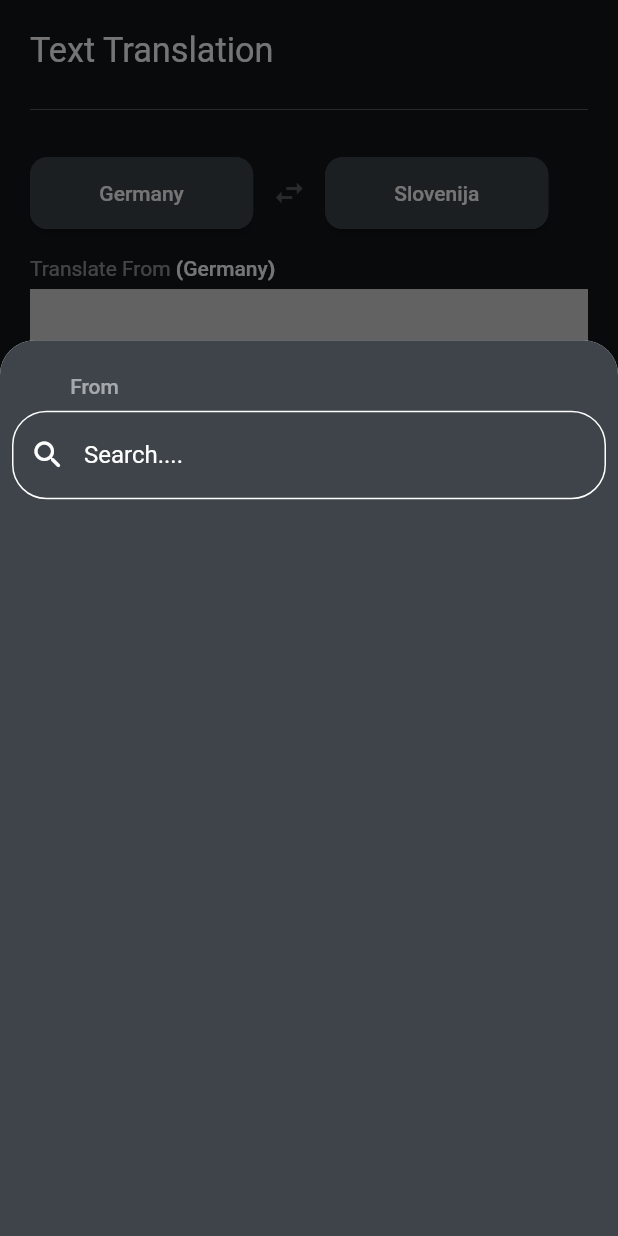
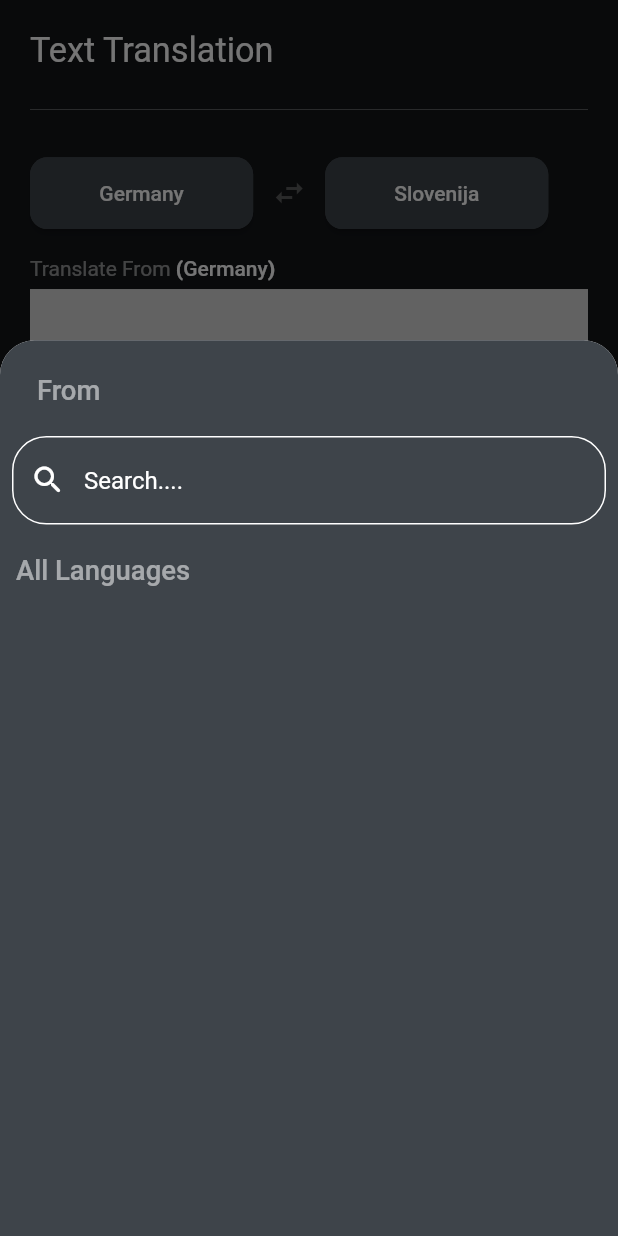
Before and after one commit to arjun2020-py/google_translator_flutter_-app-, a Flutter app: the screen it shows after launch, after a tap on "Germany", on a phone screen of 412 x 824 dp. Run offline on Flutter 3.47's test engine with Material 2 defaults, Android fonts, the phone set to English and light mode, and no system bars; our stand-ins replace flutter_screenutil.

```diff
--- a/lib/HomePage/view/button_pressed_screen.dart
+++ b/lib/HomePage/view/button_pressed_screen.dart
@@ -25,17 +25,17 @@ class ButtonPressedScreen extends StatelessWidget {
                         topLeft: Radius.circular(20.r),
                         topRight: Radius.circular(20.r))),
                 builder: (context) {
-                  return LanguageListScreen();
+                  return const LanguageListScreen(); //4
                 },
               );
             },
-            child: const Text('Germany'),
             style: ElevatedButton.styleFrom(
                 primary: const Color.fromARGB(255, 62, 68, 74),
                 shape: RoundedRectangleBorder(
                     borderRadius: BorderRadius.circular(10.r)),
                 side: BorderSide(
                     width: 3.w, color: const Color.fromARGB(255, 62, 68, 74))),
+            child: const Text('Germany'),
           ),
         ),
         IconButton(
@@ -49,13 +49,13 @@ class ButtonPressedScreen extends StatelessWidget {
           height: 40.h,
           child: ElevatedButton(
             onPressed: () {},
-            child: const Text('Slovenija'),
             style: ElevatedButton.styleFrom(
                 primary: const Color.fromARGB(255, 62, 68, 74),
                 shape: RoundedRectangleBorder(
                     borderRadius: BorderRadius.circular(10.r)),
                 side: BorderSide(
                     width: 3.w, color: const Color.fromARGB(255, 62, 68, 74))),
+            child: const Text('Slovenija'),
           ),
         ),
       ],
--- a/lib/HomePage/view/home_page.dart
+++ b/lib/HomePage/view/home_page.dart
@@ -98,7 +98,7 @@ class HomePage extends StatelessWidget {
                 SizedBox(
                   height: 10.h,
                 ),
-                TranslatedLanguageScreen() //3
+                TranslatedLanguageScreen(), //3
               ],
             ),
           ),
--- a/lib/HomePage/view/language_list.dart
+++ b/lib/HomePage/view/language_list.dart
@@ -17,12 +17,17 @@ class LanguageListScreen extends StatelessWidget {
       child: Column(
         children: [
           Padding(
-            padding: EdgeInsets.only(right: 250.r, top: 20.r),
-            child: const Text(
+            padding: EdgeInsets.only(right: 280.r, top: 20.r),
+            child: Text(
               'From',
-              style:
-                  TextStyle(color: Colors.white54, fontWeight: FontWeight.w500),
+              style: TextStyle(
+                  color: Colors.white54,
+                  fontWeight: FontWeight.w500,
+                  fontSize: 16.sp),
             ),
+          ),
+          SizedBox(
+            height: 10.h,
           ),
           Padding(
             padding: const EdgeInsets.all(8.0),
@@ -43,6 +48,19 @@ class LanguageListScreen extends StatelessWidget {
                   hintText: 'Search....',
                   hintStyle: TextStyle(color: Colors.white)),
             ),
+          ),
+          SizedBox(
+            height: 10.h,
+          ),
+          Padding(
+            padding: EdgeInsets.only(right: 240.r),
+            child: Text(
+              'All Languages',
+              style: TextStyle(
+                  color: Colors.white54,
+                  fontWeight: FontWeight.w500,
+                  fontSize: 16.sp),
+            ),
           )
         ],
       ),
```
